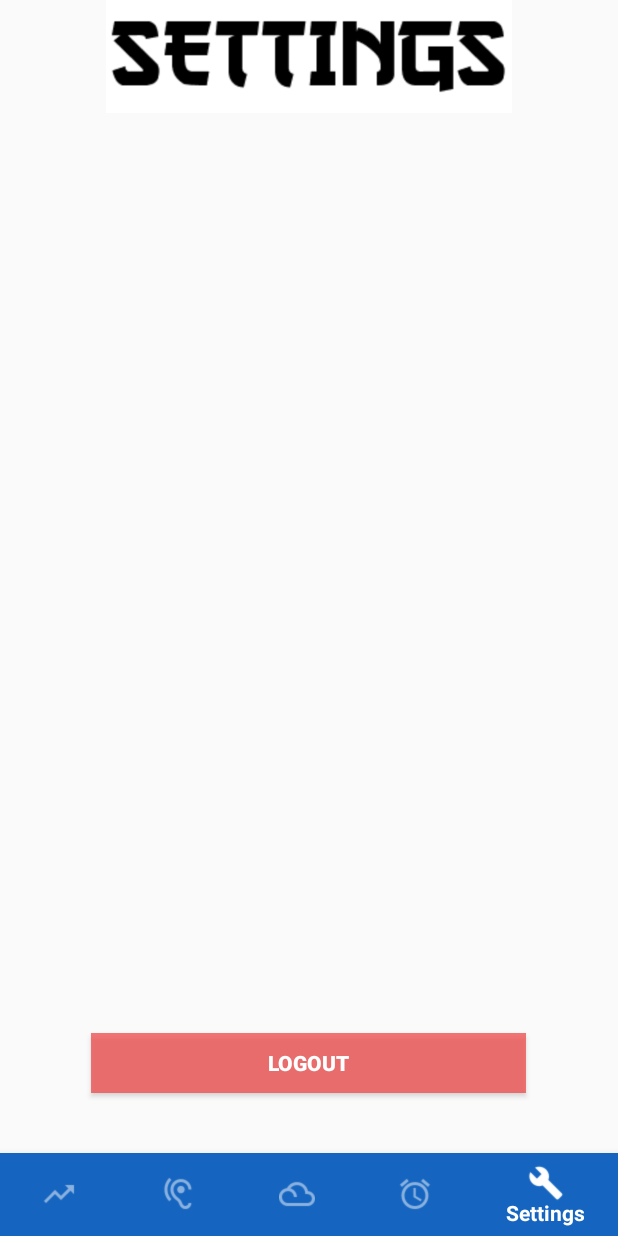
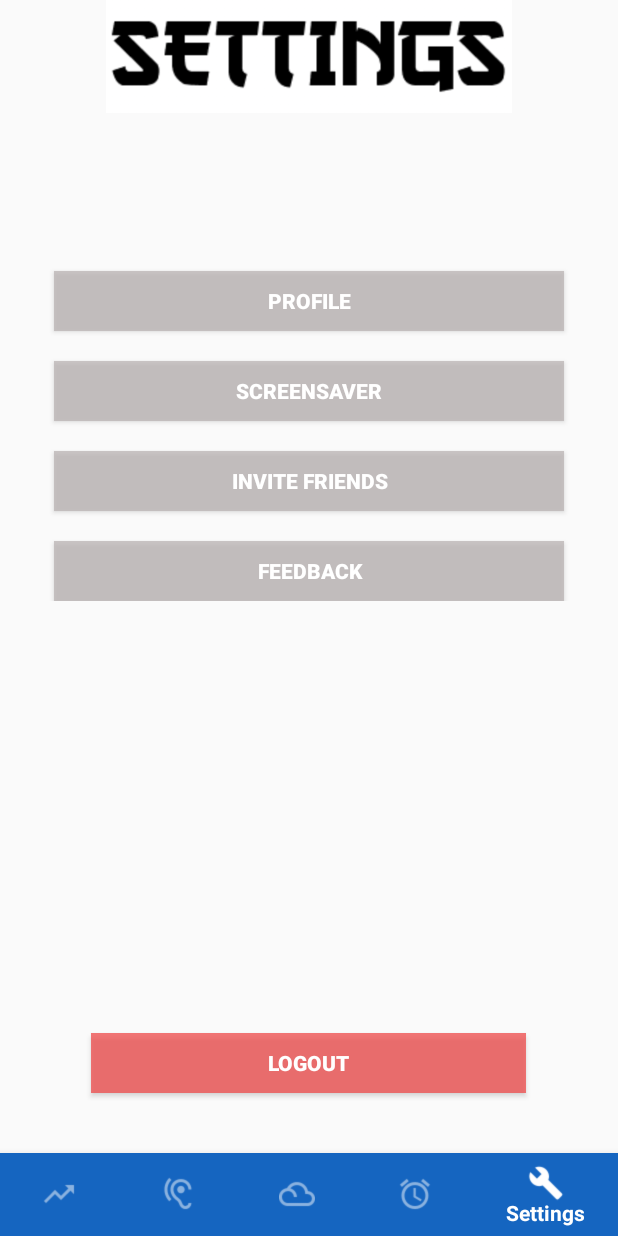
Before and after one commit to bryanlopezrr/Onsen, an Android app: the SettingsActivity screen opened directly, with no data from a screen before it, on a phone screen of 412 x 824 dp. Run offline under Robolectric (Android 15) with nearby library versions, the phone set to English and light mode, and no system bars; libraries missing offline, so code that uses them is left out: com.parse.

Commit message:
adding email service

```diff
--- a/app/src/main/java/com/example/onsen/SettingsActivity.java
+++ b/app/src/main/java/com/example/onsen/SettingsActivity.java
@@ -77,5 +77,13 @@ public class SettingsActivity extends AppCompatActivity {
     }
 
 
+    public void email(View view){
+            String corpEmail = "feedback@onsen.com";
+            Intent intent = new Intent(Intent.ACTION_SEND);
+
+            intent.putExtra(Intent.EXTRA_EMAIL, corpEmail);
+            intent.setType("message/rfc822");
+            startActivity(Intent.createChooser(intent, "Choose email service"));
+    }
 
 }
--- a/app/src/main/res/layout/activity_settings.xml
+++ b/app/src/main/res/layout/activity_settings.xml
@@ -13,7 +13,8 @@
             android:layout_width="wrap_content"
             android:layout_height="75dp"
             android:layout_centerHorizontal="true"
-            android:src="@drawable/settings" />
+            android:src="@drawable/settings"
+            android:id="@+id/settingsHeader"/>
 <!--        <TextView-->
 <!--            android:layout_width="match_parent"-->
 <!--            android:layout_height="75dp"-->
@@ -28,8 +29,76 @@
 
     <RelativeLayout
         android:layout_width="match_parent"
+        android:layout_height="wrap_content">
+
+        <Button
+            android:id="@+id/buttonProfile"
+            android:layout_width="340dp"
+            android:layout_height="40dp"
+            android:layout_below="@id/settingsHeader"
+            android:layout_centerHorizontal="true"
+            android:layout_marginTop="105dp"
+            android:background="#BABBB4B4"
+            android:text="Profile"
+            android:textColor="@color/colorWhite"
+            android:textStyle="bold" />
+
+        <Button
+            android:id="@+id/buttonScreenS"
+            android:layout_width="340dp"
+            android:layout_height="40dp"
+            android:layout_below="@id/buttonProfile"
+            android:layout_centerHorizontal="true"
+            android:layout_marginTop="20dp"
+            android:background="#BABBB4B4"
+            android:text="ScreenSaver"
+            android:textColor="@color/colorWhite"
+            android:textStyle="bold" />
+
+        <Button
+            android:id="@+id/buttonInvite"
+            android:layout_width="340dp"
+            android:layout_height="40dp"
+            android:layout_below="@id/buttonScreenS"
+            android:layout_centerHorizontal="true"
+            android:layout_marginTop="20dp"
+            android:background="#BABBB4B4"
+            android:text="Invite Friends"
+            android:textColor="@color/colorWhite"
+            android:textStyle="bold" />
+
+        <Button
+            android:id="@+id/buttonFeedback"
+            android:layout_width="340dp"
+            android:layout_height="40dp"
+            android:layout_below="@id/buttonInvite"
+            android:layout_centerHorizontal="true"
+            android:layout_marginTop="20dp"
+            android:background="#BABBB4B4"
+            android:onClick="email"
+            android:text="Feedback"
+            android:textColor="@color/colorWhite"
+            android:textStyle="bold" />
+
+    </RelativeLayout>
+
+
+    <RelativeLayout
+        android:layout_width="match_parent"
         android:layout_height="wrap_content" >
 
+        <Button
+            android:id="@+id/buttonLogOut"
+            android:layout_width="290dp"
+            android:layout_height="40dp"
+            android:layout_above="@+id/navigationBar"
+            android:layout_centerHorizontal="true"
+            android:layout_marginBottom="40dp"
+            android:background="#BAF04646"
+            android:onClick="logout"
+            android:text="LogOut"
+            android:textColor="@color/colorWhite"
+            android:textStyle="bold" />
 
         <com.google.android.material.bottomnavigation.BottomNavigationView
             android:id="@+id/navigationBar"
@@ -44,24 +113,7 @@
 
         </com.google.android.material.bottomnavigation.BottomNavigationView>
 
-        <Button
-            android:id="@+id/buttonLogOut"
-            android:layout_width="290dp"
-            android:layout_height="40dp"
-            android:layout_above="@+id/navigationBar"
-            android:layout_centerHorizontal="true"
-            android:layout_marginBottom="40dp"
-            android:background="#BAF04646"
-            android:onClick="logout"
-            android:text="LogOut"
-            android:textColor="@color/colorWhite"
-            android:textStyle="bold" />
-
 
     </RelativeLayout>
 
-
-
-
-
 </LinearLayout>
```
